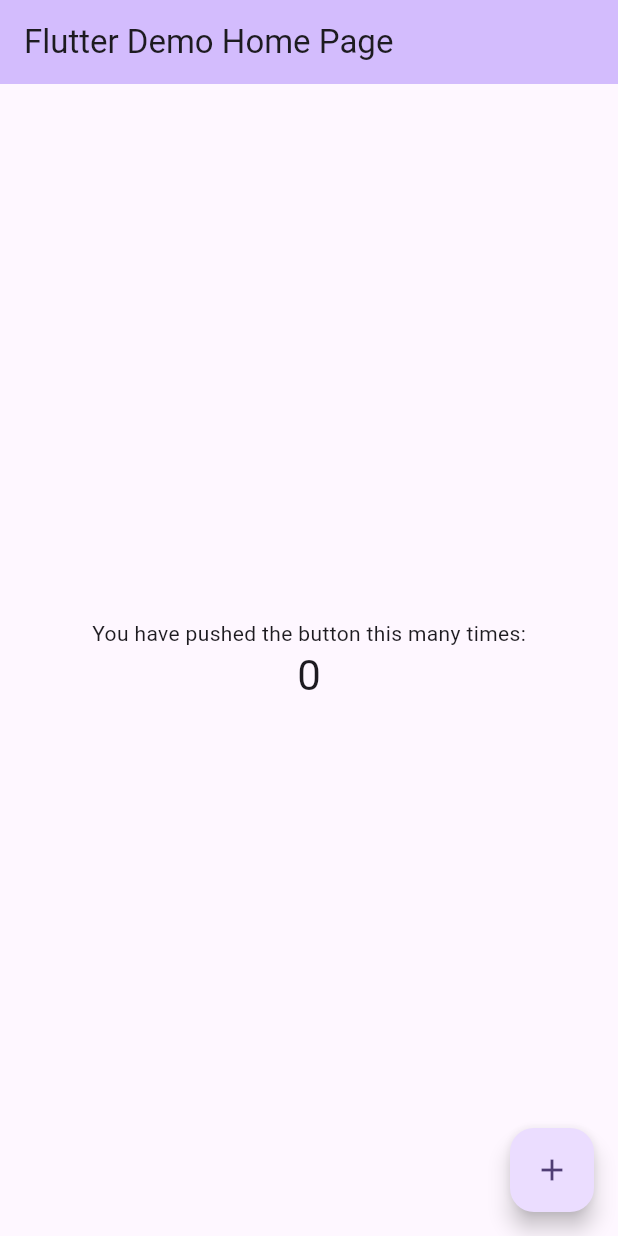
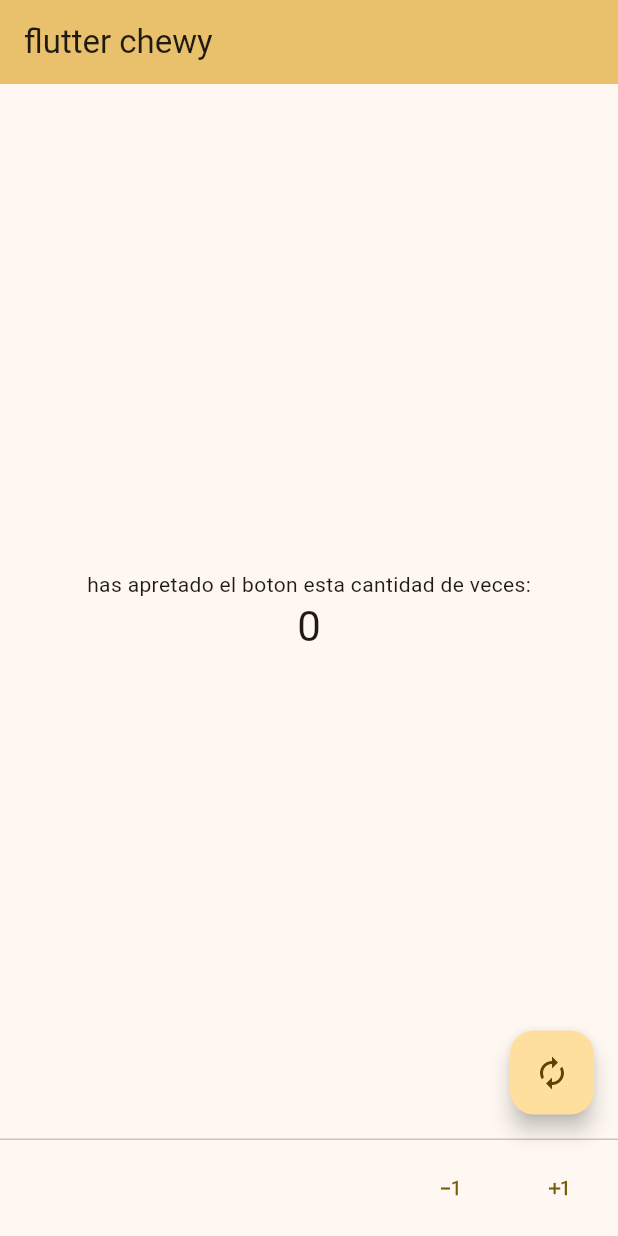
Before and after one commit to chewylardo/3479A321_2022479004, a Flutter app: the screen it shows after launch, on a phone screen of 412 x 824 dp. Run offline on Flutter 3.47's test engine with Material 3 defaults, Android fonts, the phone set to English and light mode, and no system bars.

Commit message:
entrega 1

```diff
--- a/lib/main.dart
+++ b/lib/main.dart
@@ -11,7 +11,7 @@ class MyApp extends StatelessWidget {
   @override
   Widget build(BuildContext context) {
     return MaterialApp(
-      title: 'Flutter Demo',
+      title: 'flutter chewy',
       theme: ThemeData(
         // This is the theme of your application.
         //
@@ -28,10 +28,10 @@ class MyApp extends StatelessWidget {
         //
         // This works for code too, not just values: Most code changes can be
         // tested with just a hot reload.
-        colorScheme: ColorScheme.fromSeed(seedColor: Colors.deepPurple),
+        colorScheme: ColorScheme.fromSeed(seedColor: Colors.amber),
         useMaterial3: true,
       ),
-      home: const MyHomePage(title: 'Flutter Demo Home Page'),
+      home: const MyHomePage(title: 'flutter chewy'),
     );
   }
 }
@@ -65,6 +65,29 @@ class _MyHomePageState extends State<MyHomePage> {
       // _counter without calling setState(), then the build method would not be
       // called again, and so nothing would appear to happen.
       _counter++;
+    });
+  }
+
+   void _decrementCounter() {
+    setState(() {
+      // This call to setState tells the Flutter framework that something has
+      // changed in this State, which causes it to rerun the build method below
+      // so that the display can reflect the updated values. If we changed
+      // _counter without calling setState(), then the build method would not be
+      // called again, and so nothing would appear to happen.
+      _counter--;
+    });
+  }
+
+
+   void _ResetCounter() {
+    setState(() {
+      // This call to setState tells the Flutter framework that something has
+      // changed in this State, which causes it to rerun the build method below
+      // so that the display can reflect the updated values. If we changed
+      // _counter without calling setState(), then the build method would not be
+      // called again, and so nothing would appear to happen.
+      _counter = 0;
     });
   }
 
@@ -106,7 +129,7 @@ class _MyHomePageState extends State<MyHomePage> {
           mainAxisAlignment: MainAxisAlignment.center,
           children: <Widget>[
             const Text(
-              'You have pushed the button this many times:',
+              'has apretado el boton esta cantidad de veces:',
             ),
             Text(
               '$_counter',
@@ -116,10 +139,29 @@ class _MyHomePageState extends State<MyHomePage> {
         ),
       ),
       floatingActionButton: FloatingActionButton(
-        onPressed: _incrementCounter,
-        tooltip: 'Increment',
-        child: const Icon(Icons.add),
+        onPressed: _ResetCounter,
+        tooltip: 'Reset',
+        child: const Icon(Icons.autorenew),
       ), // This trailing comma makes auto-formatting nicer for build methods.
+
+      persistentFooterButtons: <Widget>[
+        TextButton(
+          onPressed: () {
+
+            _decrementCounter();
+          },
+          child: const Icon(Icons.exposure_neg_1),
+        ),
+        TextButton(
+         onPressed: () {
+           _incrementCounter();
+        },
+        child: const Icon(Icons.exposure_plus_1),
+    ),
+  ],
+
+
+
     );
   }
 }
```
